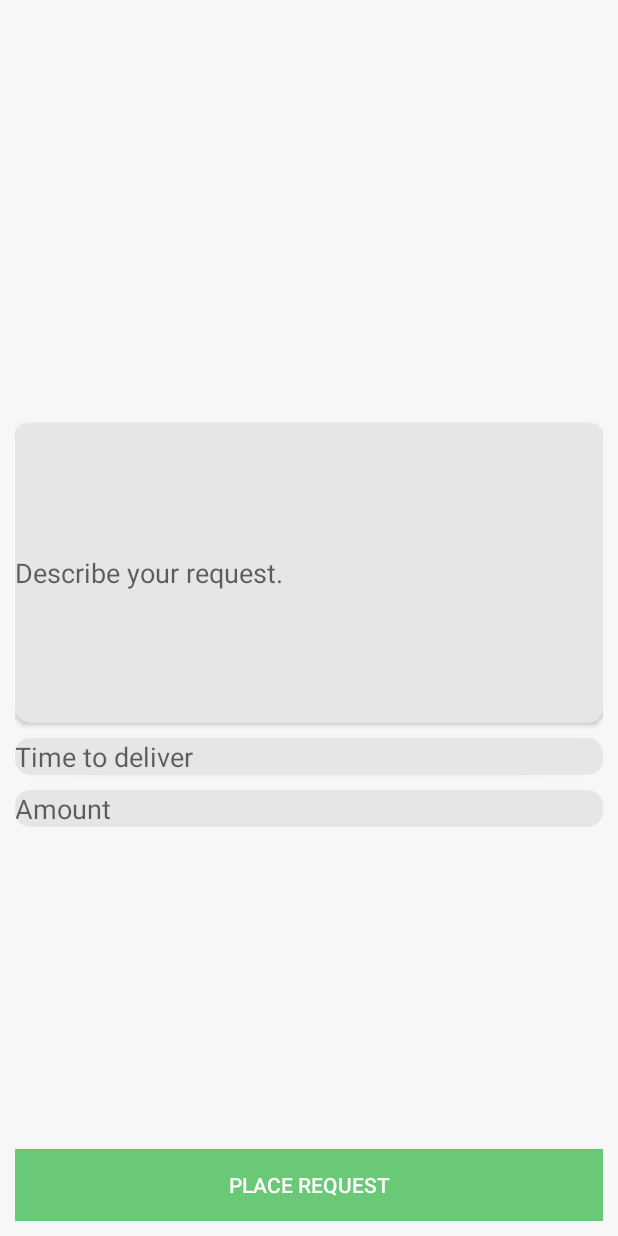
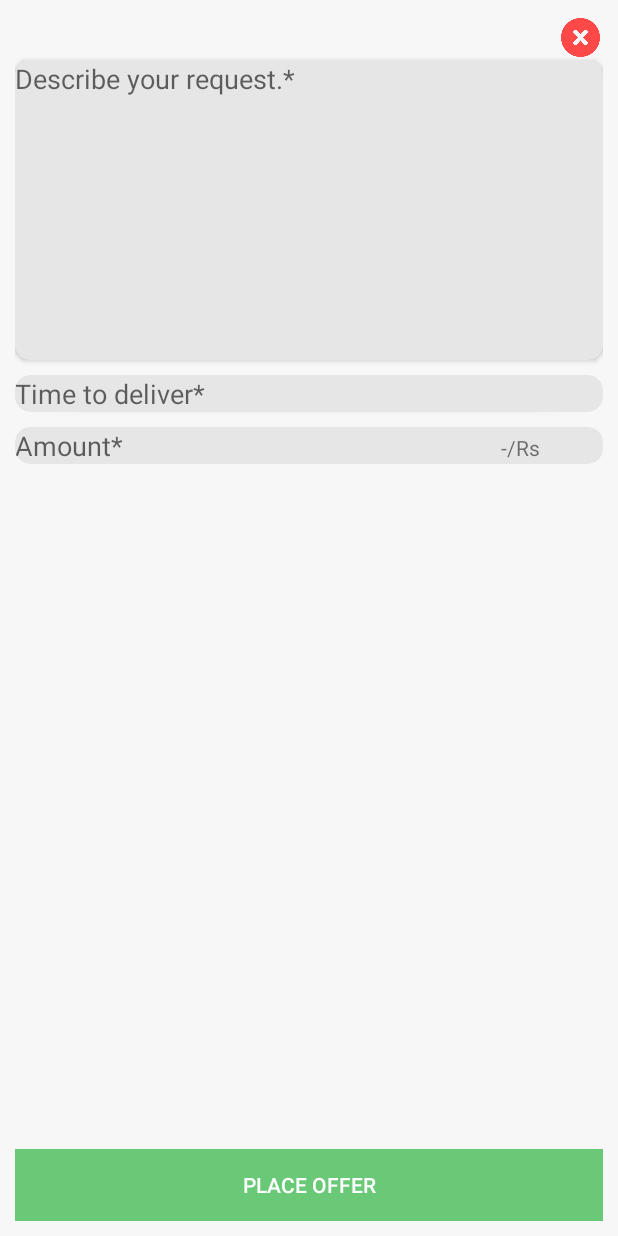
Before and after one commit to AhmadSadiq0/Chaffer, an Android app: the layout custom_dialog_place_offer.xml on its own in the app's theme, with its tools: preview values and no code run, on a phone screen of 412 x 824 dp. Run offline under Robolectric (Android 15) with nearby library versions, the phone set to English and light mode, and no system bars; network calls fail.

Commit message:
Changes
Offer placement dialog, overlapping issue solved

```diff
--- a/app/src/main/java/app/chaffer/Fragments/FragmentHome.java
+++ b/app/src/main/java/app/chaffer/Fragments/FragmentHome.java
@@ -26,9 +26,14 @@ public class FragmentHome extends Fragment implements View.OnClickListener{
     public View onCreateView(LayoutInflater inflater, ViewGroup container,
                              Bundle savedInstanceState) {
 
+            container.removeAllViews();
+
         View view=inflater.inflate(R.layout.fragment_home, container, false);
 
+
+
          transaction=getFragmentManager().beginTransaction() ;
+
 
         btnPlaceOffer=(Button)view.findViewById(R.id.place_offer) ;
         btnViewOffer=(Button)view.findViewById(R.id.view_offer) ;
--- a/app/src/main/java/app/chaffer/Fragments/FragmentMessagesList.java
+++ b/app/src/main/java/app/chaffer/Fragments/FragmentMessagesList.java
@@ -33,7 +33,7 @@ public class FragmentMessagesList extends Fragment {
     @Override
     public View onCreateView(LayoutInflater inflater, @Nullable ViewGroup container, Bundle savedInstanceState) {
 
-        View view= inflater.inflate(R.layout.fragment_offer_list,container,false) ;
+        View view= inflater.inflate(R.layout.fragment_request_list,container,false) ;
 
         recyclerView=(RecyclerView) view.findViewById(R.id.recyclerView_offerList) ;
 
--- a/app/src/main/java/app/chaffer/Fragments/FragmentRequestList.java
+++ b/app/src/main/java/app/chaffer/Fragments/FragmentRequestList.java
@@ -57,7 +57,7 @@ public class FragmentRequestList extends Fragment {
     @Override
     public View onCreateView(LayoutInflater inflater, @Nullable ViewGroup container, Bundle savedInstanceState) {
 
-        View view= inflater.inflate(R.layout.fragment_offer_list,container,false) ;
+        View view= inflater.inflate(R.layout.fragment_request_list,container,false) ;
         //Fetching data from server
         prepareData();
 
--- a/app/src/main/java/app/chaffer/LoginActivity.java
+++ b/app/src/main/java/app/chaffer/LoginActivity.java
@@ -36,7 +36,7 @@ public class LoginActivity extends AppCompatActivity implements View.OnClickList
     EditText loginText ;
     EditText passwordText ;
     TextView createAccount ;
-    public static String IP="http://192.168.0.133:3000" ;
+    public static String IP="http://192.168.0.124:3000" ;
     private String loginUrl=IP+"/users/signin" ;
     ProgressBar progressBar ;
     private String urlFireToken = LoginActivity.IP + "/users/frtoken";
--- a/app/src/main/java/app/chaffer/adapter/LocationListAdapter.java
+++ b/app/src/main/java/app/chaffer/adapter/LocationListAdapter.java
@@ -1,6 +1,7 @@
 package app.chaffer.adapter;
 
 import android.content.Context;
+import android.support.v4.app.FragmentManager;
 import android.support.v4.app.FragmentTransaction;
 import android.support.v7.widget.RecyclerView;
 import android.view.LayoutInflater;
@@ -84,6 +85,7 @@ public class LocationListAdapter extends RecyclerView.Adapter<LocationListAdapte
 
                 FragmentRequestPlacement requestPlacement=new FragmentRequestPlacement() ;
                 fm.replace(R.id.layout,requestPlacement) ;
+
                 fm.commit() ;
 
 
--- a/app/src/main/java/app/chaffer/adapter/PostedOrderListAdapter.java
+++ b/app/src/main/java/app/chaffer/adapter/PostedOrderListAdapter.java
@@ -17,7 +17,7 @@ import android.widget.TextView;
 import java.io.InputStream;
 import java.util.List;
 
-import app.chaffer.Fragments.FragmentViewOfferDetails;
+import app.chaffer.Fragments.FragmentViewRequestDetails;
 import app.chaffer.MainActivity;
 import app.chaffer.Request;
 import app.chaffer.R;
@@ -102,7 +102,7 @@ public class PostedOrderListAdapter extends RecyclerView.Adapter<PostedOrderList
                // Toast.makeText(context,MainActivity.selectedOfferFromRequestFeed.getUserName(),Toast.LENGTH_LONG).show();
 
                 //Channging fragment
-                FragmentViewOfferDetails offerDetails = new FragmentViewOfferDetails();
+                FragmentViewRequestDetails offerDetails = new FragmentViewRequestDetails();
 
                 fm.replace(R.id.layout,offerDetails) ;
                 fm.addToBackStack("requestList") ;
--- a/app/src/main/java/app/chaffer/adapter/RequestListAdapter.java
+++ b/app/src/main/java/app/chaffer/adapter/RequestListAdapter.java
@@ -18,7 +18,7 @@ import android.widget.Toast;
 import java.io.InputStream;
 import java.util.List;
 
-import app.chaffer.Fragments.FragmentViewOfferDetails;
+import app.chaffer.Fragments.FragmentViewRequestDetails;
 import app.chaffer.LoginActivity;
 import app.chaffer.MainActivity;
 import app.chaffer.Request;
@@ -121,7 +121,7 @@ public class RequestListAdapter extends RecyclerView.Adapter<RequestListAdapter.
 
                 }else{
                     //Channging fragment
-                    FragmentViewOfferDetails offerDetails = new FragmentViewOfferDetails();
+                    FragmentViewRequestDetails offerDetails = new FragmentViewRequestDetails();
 
                     fm.replace(R.id.layout, offerDetails);
                     fm.addToBackStack("requestList");
--- a/app/src/main/res/layout/activity_main.xml
+++ b/app/src/main/res/layout/activity_main.xml
@@ -1,5 +1,6 @@
 <?xml version="1.0" encoding="utf-8"?>
 <RelativeLayout xmlns:android="http://schemas.android.com/apk/res/android"
+
     xmlns:app="http://schemas.android.com/apk/res-auto"
     xmlns:tools="http://schemas.android.com/tools"
     android:id="@+id/container"
--- a/app/src/main/res/layout/fragment_offer_placement.xml
+++ b/app/src/main/res/layout/custom_dialog_place_offer.xml
@@ -4,21 +4,25 @@
     android:layout_width="match_parent"
     android:layout_height="match_parent"
     android:background="@color/cardview_shadow_end_color"
-    android:padding="@dimen/standard_padding"
-    tools:context="app.chaffer.Fragments.FragmentOfferPlacement">
+    android:padding="@dimen/standard_padding">
 
     <RelativeLayout
         android:layout_width="match_parent"
         android:layout_height="wrap_content"
-        android:layout_centerInParent="true">
+        android:id="@+id/relativeLayout">
 
+        <Button
+            android:id="@+id/close"
+            android:layout_alignParentRight="true"
+            android:background="@mipmap/close"
+            android:layout_width="30dp"
+            android:layout_height="30dp" />
 
         <android.support.v7.widget.CardView
             android:id="@+id/card_view_description"
+            android:layout_below="@+id/close"
             android:layout_width="match_parent"
             android:layout_height="wrap_content"
-            android:layout_below="@id/card_view_spinner"
-            android:layout_marginTop="@dimen/margin_top"
             app:cardBackgroundColor="#e7e6e6"
             app:cardCornerRadius="@dimen/cardview_corner_radius">
 
@@ -28,9 +32,10 @@
                 android:layout_width="match_parent"
                 android:layout_height="300px"
                 android:layout_alignParentLeft="true"
+                android:gravity="top"
                 android:layout_below="@+id/text_description"
                 android:background="@android:color/transparent"
-                android:hint="Describe your request."
+                android:hint="Describe your request.*"
                 android:maxLines="5"
                 android:textColor="@color/colorAccent" />
 
@@ -54,7 +59,7 @@
                 android:layout_alignParentLeft="true"
                 android:layout_below="@+id/text_time"
                 android:background="@android:color/transparent"
-                android:hint="Time to deliver"
+                android:hint="Time to deliver*"
                 android:maxLines="5"
                 android:textColor="@color/colorAccent" />
 
@@ -62,7 +67,7 @@
 
 
         <android.support.v7.widget.CardView
-            android:id="@+id/card_view_dropp_offlocationDescription"
+            android:id="@+id/card_view_amount"
             android:layout_width="match_parent"
             android:layout_height="wrap_content"
             android:layout_below="@id/card_view_pickup_locationDescription"
@@ -71,19 +76,46 @@
             app:cardCornerRadius="@dimen/cardview_corner_radius">
 
 
+            <LinearLayout
+                android:layout_width="match_parent"
+                android:layout_height="wrap_content"
+                android:orientation="horizontal"
+                android:weightSum="10"
+                >
+
             <EditText
                 android:id="@+id/editText_amount"
-                android:layout_width="match_parent"
+                android:layout_width="wrap_content"
                 android:layout_height="wrap_content"
-                android:layout_alignParentLeft="true"
-                android:layout_below="@+id/text_amount"
+                android:inputType="number"
                 android:background="@android:color/transparent"
-                android:hint="Amount"
+                android:hint="Amount*"
                 android:maxLines="5"
+                android:layout_weight="9"
                 android:textColor="@color/colorAccent" />
 
+
+
+                <TextView
+                    android:id="@+id/amout_rs"
+                    android:layout_width="40dp"
+                    android:layout_height="20dp"
+                    android:layout_weight="1"
+                    android:text="-/Rs" />
+
+
+
+            </LinearLayout>
+
+
         </android.support.v7.widget.CardView>
+
+
+
+
     </RelativeLayout>
+
+
 
 
     <Button
@@ -95,8 +127,18 @@
         android:layout_alignParentStart="true"
         android:layout_marginTop="@dimen/margin_top"
         android:background="@color/colorPrimary"
-        android:text="Place request"
+        android:text="Place Offer"
         android:textColor="@color/white" />
+
+    <ProgressBar
+        android:visibility="gone"
+        android:id="@+id/progressBar"
+        android:layout_width="wrap_content"
+        android:layout_height="wrap_content"
+        android:layout_below="@+id/relativeLayout"
+        android:layout_centerHorizontal="true"
+        android:layout_marginTop="61dp"
+        android:theme="@style/progressBarGreen" />
 
 
 </RelativeLayout>
--- a/app/src/main/res/layout/fragment_map_view_offer_details.xml
+++ b/app/src/main/res/layout/fragment_map_view_offer_details.xml
@@ -13,7 +13,8 @@
 
     <android.support.v7.widget.CardView
         android:id="@+id/card_view_route_details"
-        android:layout_width="match_parent"
+        android:layout_width="300dp"
+        android:layout_centerHorizontal="true"
         android:background="@color/white"
         android:layout_margin="10dp"
         android:layout_alignParentBottom="true"
```
Also changed, not shown: app/src/main/java/app/chaffer/Fragments/FragmentOfferPlacement.java (deleted, +0 -142 lines), app/src/main/java/app/chaffer/Fragments/FragmentRequestPlacement.java (+4 -8 lines), app/src/main/java/app/chaffer/Fragments/FragmentRequestPlacementFinal.java (+9 -0 lines), app/src/main/java/app/chaffer/Fragments/FragmentViewRequestDetails.java (renamed from app/src/main/java/app/chaffer/Fragments/FragmentViewOfferDetails.java, +10 -6 lines), app/src/main/java/app/chaffer/MainActivity.java (+6 -6 lines), app/src/main/java/app/chaffer/dialog/DialogPlaceOffer.java (added, +181 -0 lines), app/src/main/res/layout/fragment_offers_list.xml (added, +13 -0 lines), app/src/main/res/layout/fragment_request_list.xml (renamed from app/src/main/res/layout/fragment_offer_list.xml), app/src/main/res/mipmap-mdpi/close.png (added).
